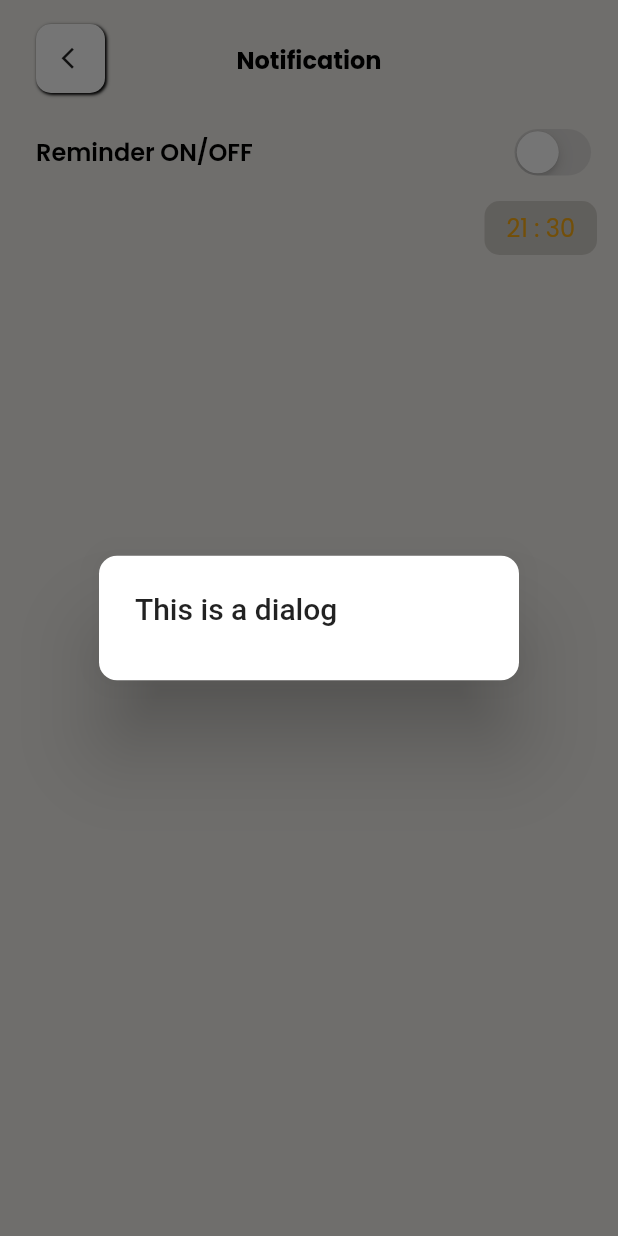
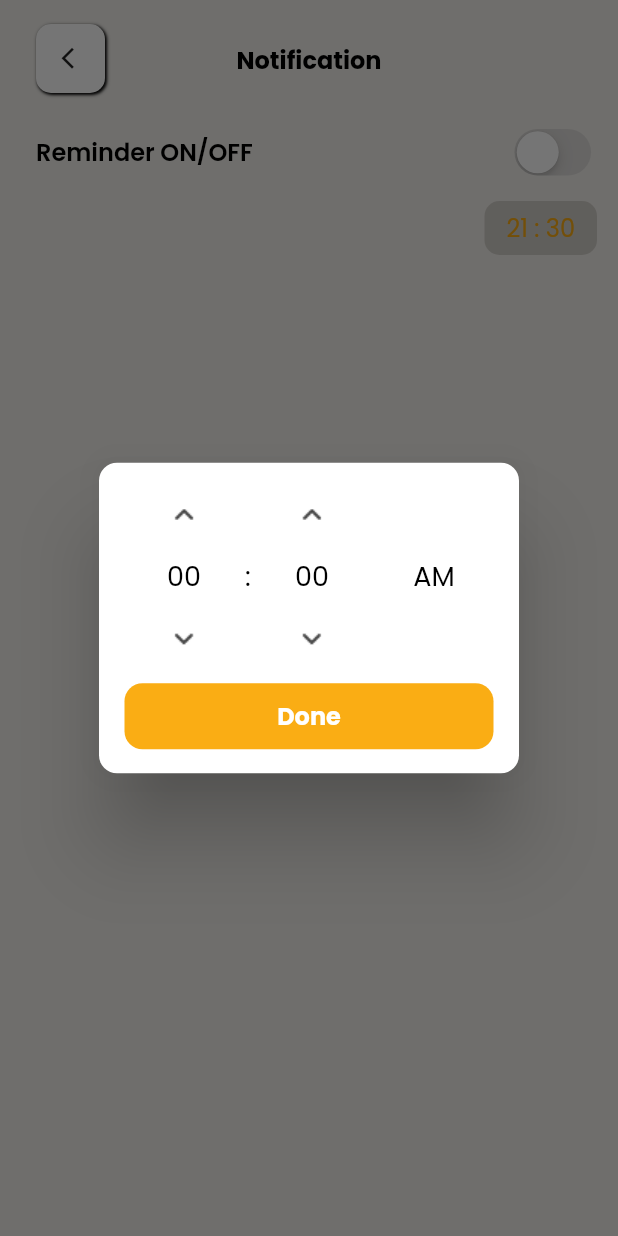
Before and after one commit to GDSC-UIT/remood-frontend, a Flutter app: the NotificationScreen screen opened directly, after a tap on an icon or button, on a phone screen of 412 x 824 dp. Run offline on Flutter 3.47's test engine with Material 2 defaults, Android fonts, the phone set to English and light mode, and no system bars; our stand-ins replace get, google_fonts.

Commit message:
Update setting controller

```diff
--- a/lib/app/global_widgets/time_picker.dart
+++ b/lib/app/global_widgets/time_picker.dart
@@ -4,9 +4,8 @@ import 'package:remood/app/core/values/text_style.dart';
 import 'package:remood/app/global_widgets/time_picker_ampm.dart';
 import 'package:remood/app/global_widgets/time_picker_hour.dart';
 import 'package:remood/app/global_widgets/time_picker_minute.dart';
-import 'package:remood/app/modules/onboarding/onboarding_controller.dart';
+import 'package:remood/app/modules/setting/setting_controller.dart';
 
-// ignore: must_be_immutable
 class TimePicker extends StatelessWidget {
   const TimePicker({
     Key? key,
@@ -14,24 +13,9 @@ class TimePicker extends StatelessWidget {
 
   @override
   Widget build(BuildContext context) {
-    final controller = Get.find<OnboardingController>();
+    final controller = Get.put(SettingController());
 
-    return Container(
-      decoration: BoxDecoration(
-        boxShadow: const [
-          BoxShadow(
-            spreadRadius: 1,
-            blurRadius: 10.0,
-            color: Color(0xfff2f2f2),
-          ),
-        ],
-        borderRadius: BorderRadius.circular(10.0),
-        color: Colors.white,
-      ),
-      padding: const EdgeInsets.all(5.0),
-      height: 139.0,
-      width: 254.0,
-      child: Row(
+    return Row(
       mainAxisAlignment: MainAxisAlignment.center,
       children: [
         // Hour Picker
@@ -53,7 +37,6 @@ class TimePicker extends StatelessWidget {
           child: AmpmPicker(controller: controller),
         ),
       ],
-      ),
     );
   }
 }
--- a/lib/app/global_widgets/time_picker_ampm.dart
+++ b/lib/app/global_widgets/time_picker_ampm.dart
@@ -1,6 +1,6 @@
 import 'package:flutter/material.dart';
 import 'package:remood/app/global_widgets/time_ampm.dart';
-import 'package:remood/app/modules/onboarding/onboarding_controller.dart';
+import 'package:remood/app/modules/setting/setting_controller.dart';
 
 class AmpmPicker extends StatelessWidget {
   const AmpmPicker({
@@ -8,7 +8,7 @@ class AmpmPicker extends StatelessWidget {
     required this.controller,
   }) : super(key: key);
 
-  final OnboardingController controller;
+  final SettingController controller;
 
   @override
   Widget build(BuildContext context) {
--- a/lib/app/global_widgets/time_picker_hour.dart
+++ b/lib/app/global_widgets/time_picker_hour.dart
@@ -3,7 +3,7 @@ import 'dart:developer';
 import 'package:flutter/material.dart';
 import 'package:remood/app/core/values/assets_images.dart';
 import 'package:remood/app/global_widgets/time_hour.dart';
-import 'package:remood/app/modules/onboarding/onboarding_controller.dart';
+import 'package:remood/app/modules/setting/setting_controller.dart';
 
 class HourPicker extends StatelessWidget {
   const HourPicker({
@@ -11,7 +11,7 @@ class HourPicker extends StatelessWidget {
     required this.controller,
   }) : super(key: key);
 
-  final OnboardingController controller;
+  final SettingController controller;
 
   @override
   Widget build(BuildContext context) {
--- a/lib/app/global_widgets/time_picker_minute.dart
+++ b/lib/app/global_widgets/time_picker_minute.dart
@@ -3,7 +3,7 @@ import 'dart:developer';
 import 'package:flutter/material.dart';
 import 'package:remood/app/core/values/assets_images.dart';
 import 'package:remood/app/global_widgets/time_minute.dart';
-import 'package:remood/app/modules/onboarding/onboarding_controller.dart';
+import 'package:remood/app/modules/setting/setting_controller.dart';
 
 class MinutePicker extends StatelessWidget {
   const MinutePicker({
@@ -11,7 +11,7 @@ class MinutePicker extends StatelessWidget {
     required this.controller,
   }) : super(key: key);
 
-  final OnboardingController controller;
+  final SettingController controller;
 
   @override
   Widget build(BuildContext context) {
--- a/lib/app/modules/setting/screens/notification_screen.dart
+++ b/lib/app/modules/setting/screens/notification_screen.dart
@@ -7,6 +7,7 @@ import 'package:flutter/src/widgets/framework.dart';
 import 'package:get/get.dart';
 import 'package:remood/app/core/values/app_colors.dart';
 import 'package:remood/app/core/values/text_style.dart';
+import 'package:remood/app/global_widgets/time_picker.dart';
 import 'package:remood/app/modules/setting/setting_controller.dart';
 import 'package:remood/app/modules/setting/widgets/stack_setting_appbar.dart';
 
@@ -16,6 +17,7 @@ class NotificationScreen extends StatelessWidget {
   @override
   Widget build(BuildContext context) {
     final controller = Get.put(SettingController());
+
     int hour = 21;
     int minute = 30;
 
@@ -40,7 +42,7 @@ class NotificationScreen extends StatelessWidget {
                   ),
                   Obx(() => CupertinoSwitch(
                         activeColor: AppColors.mainColor,
-                        value: controller.selected.value,
+                        value: controller.actived.value,
                         onChanged: (_) {
                           controller.switchOnChange();
                         },
@@ -65,8 +67,42 @@ class NotificationScreen extends StatelessWidget {
                           return AlertDialog(
                             shape: RoundedRectangleBorder(
                                 borderRadius: BorderRadius.circular(12)),
-                            title: Text("This is a dialog"),
-                            actions: [],
+                            actions: [
+                              Padding(
+                                padding: const EdgeInsets.all(8.0),
+                                child: Column(
+                                  crossAxisAlignment: CrossAxisAlignment.center,
+                                  children: [
+                                    const TimePicker(),
+                                    const SizedBox(height: 12),
+                                    GestureDetector(
+                                      onTap: () {
+                                        log("Set up alarm");
+                                        // Chuyển hour và minute từ onboarding -> setting controller
+
+                                        log("Turn off dialog");
+                                        Get.back();
+                                      },
+                                      child: Container(
+                                        alignment: Alignment.center,
+                                        height: 44,
+                                        width: 246,
+                                        decoration: BoxDecoration(
+                                            borderRadius:
+                                                BorderRadius.circular(12),
+                                            color: AppColors.mainColor),
+                                        child: Text(
+                                          "Done",
+                                          style: CustomTextStyle.mainStyle(
+                                                  Colors.white)
+                                              .copyWith(fontSize: 16),
+                                        ),
+                                      ),
+                                    ),
+                                  ],
+                                ),
+                              ),
+                            ],
                           );
                         },
                       );
--- a/lib/app/modules/setting/setting_controller.dart
+++ b/lib/app/modules/setting/setting_controller.dart
@@ -60,14 +60,33 @@ class SettingController extends GetxController {
   // -------------------------------------------
   // Notification
 
-  RxBool selected = false.obs;
+  // Active the reminder
+  RxBool actived = false.obs;
+
+  // Hour - minute - AM/PM
+  late RxInt hour = 0.obs;
+  late RxInt minute = 0.obs;
+  late RxInt ampm = 0.obs;
 
   // Turn on/off the reminder
   void switchOnChange() {
-    selected(!selected.value);
-    log(selected.value.toString());
+    actived(!actived.value);
+    log(actived.value.toString());
   }
 
-  // Show dialog to set alarm
-  void showDialog() {}
+  void updateHour(int value) {
+    hour(value);
+    log("hour: $hour");
+  }
+
+  void updateMinute(int value) {
+    minute(value);
+    log("min: $minute");
+  }
+
+  void updateAmPm(int value) {
+    // am is 0, pm is 1
+    ampm(value);
+    log("ampm: $ampm");
+  }
 }
```
Also changed, not shown: lib/app/modules/onboarding/onboarding_controller.dart (+0 -20 lines), lib/app/modules/onboarding/widgets/content.dart (+22 -5 lines), pubspec.lock, 1 other file. Lines whose indentation alone changed are shown as unchanged.
